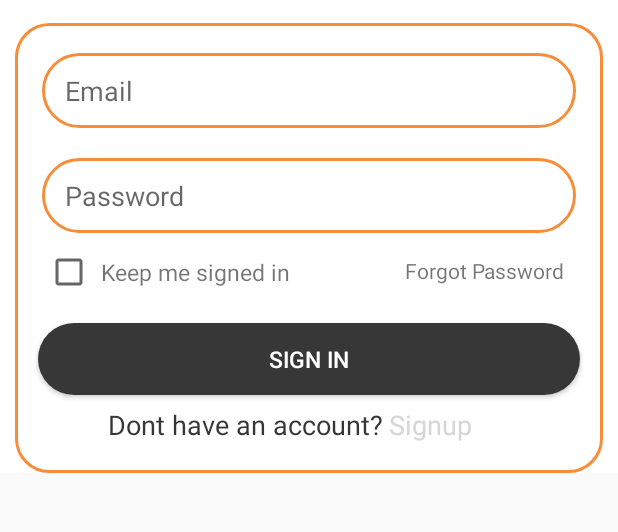
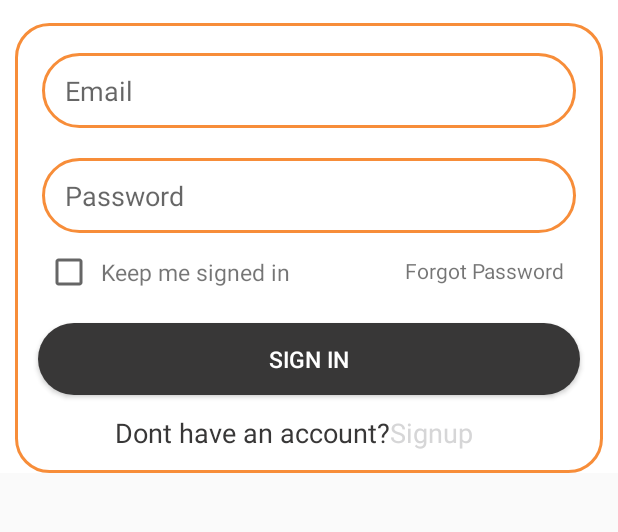
Before and after one commit to CreatorsDesireSolution/CadAppForUser, an Android app: the SignInActivity screen opened directly, with no data from a screen before it, on a phone screen of 412 x 824 dp, the part 309-841 px from its top. Run offline under Robolectric (Android 15) with nearby library versions, the phone set to English and light mode, and no system bars.

Commit message:
done
done

```diff
--- a/app/src/main/res/layout/activity_act__forgot_password.xml
+++ b/app/src/main/res/layout/activity_act__forgot_password.xml
@@ -106,10 +106,11 @@
         </LinearLayout>
 
 
-        <EditText
+        <Button
             android:layout_width="match_parent"
             android:layout_height="35dp"
             android:id="@+id/btn_passsubmit"
+
             android:layout_gravity="bottom"
             android:layout_marginLeft="20dp"
             android:layout_marginTop="30dp"
--- a/app/src/main/res/layout/activity_backgound_of_freelancer.xml
+++ b/app/src/main/res/layout/activity_backgound_of_freelancer.xml
@@ -17,7 +17,7 @@
         android:layout_marginLeft="10dp"
         android:layout_marginRight="10dp"
         android:textStyle="bold"
-        app:layout_constraintBottom_toTopOf="@+id/editText"
+        app:layout_constraintBottom_toTopOf="@+id/et_aboutfreelancer"
         app:layout_constraintEnd_toEndOf="parent"
         app:layout_constraintHorizontal_bias="0.0"
         app:layout_constraintStart_toStartOf="parent"
@@ -120,7 +120,7 @@
         app:layout_constraintEnd_toEndOf="parent"
         app:layout_constraintHorizontal_bias="0.0"
         app:layout_constraintStart_toStartOf="parent"
-        app:layout_constraintTop_toBottomOf="@+id/editText4"
+        app:layout_constraintTop_toBottomOf="@+id/et_experience"
         app:layout_constraintVertical_bias="0.153"></Button>
 
 </androidx.constraintlayout.widget.ConstraintLayout>
--- a/app/src/main/res/layout/activity_sign_in.xml
+++ b/app/src/main/res/layout/activity_sign_in.xml
@@ -106,7 +106,13 @@
                     android:textStyle="normal" />
 
 
-
+                <LinearLayout
+                    android:layout_width="match_parent"
+                    android:layout_height="50dp"
+                    android:layout_below="@id/btnSignedIn"
+                    android:gravity="center"
+                    android:weightSum="1"
+                    >
 
 
                     <TextView
@@ -115,14 +121,12 @@
                         android:layout_height="wrap_content"
                         android:layout_below="@id/btnSignedIn"
                         android:layout_centerVertical="true"
-                    android:layout_marginTop="5dp"
                         android:gravity="center"
-                    android:padding="2dp"
-                    android:layout_marginLeft="60dp"
                         android:text="@string/signup"
                         android:textAlignment="center"
                         android:textColor="@color/black"
-                    android:textSize="18sp" />
+                        android:textSize="18sp"
+                        />
 
                     <TextView
                         android:id="@+id/txt_signup"
@@ -130,17 +134,19 @@
                         android:layout_height="wrap_content"
                         android:layout_below="@id/btnSignedIn"
                         android:layout_centerHorizontal="true"
+
                         android:layout_centerVertical="true"
 
-                    android:layout_marginTop="5dp"
                         android:layout_marginRight="20dp"
                         android:layout_toRightOf="@id/text11"
                         android:gravity="center"
                         android:text="Signup"
-                    android:padding="2dp"
                         android:textAlignment="center"
                         android:textColor="@color/quantum_orange"
                         android:textSize="18sp" />
+
+                </LinearLayout>
+
 
 
             </RelativeLayout>
```
Also changed, not shown: app/src/main/java/com/example/cadappforuser/Act_Forgot_password.java (+11 -0 lines). Lines whose indentation alone changed are shown as unchanged.
